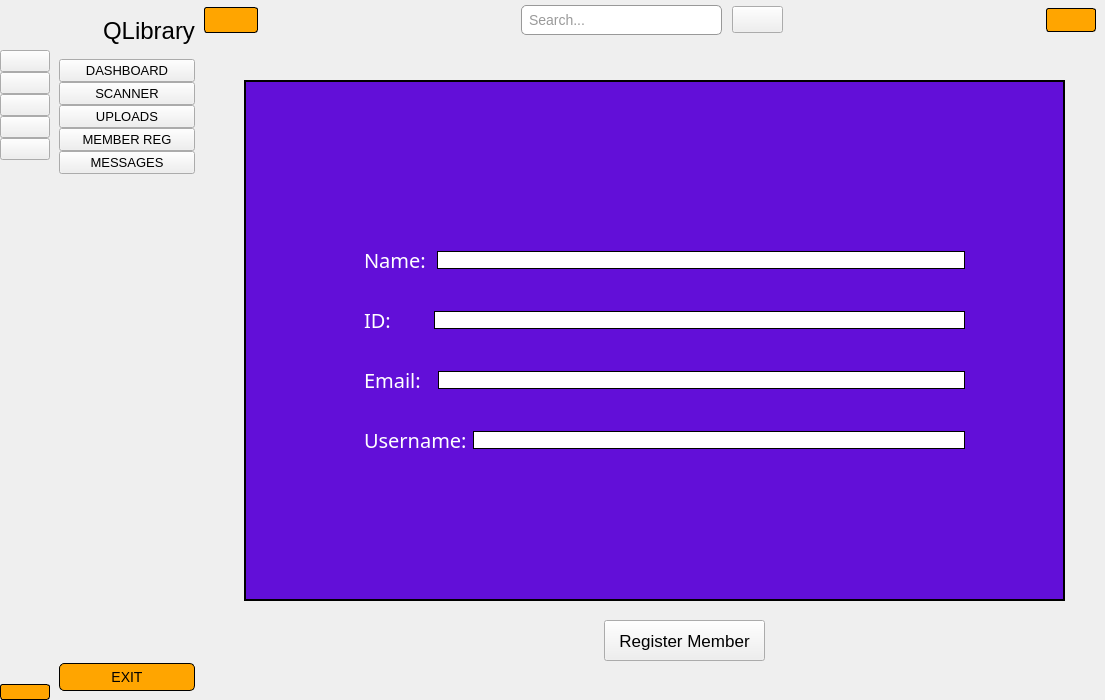
AsifCantCode/QLibrary, file sidebar.ui: the form before one commit.
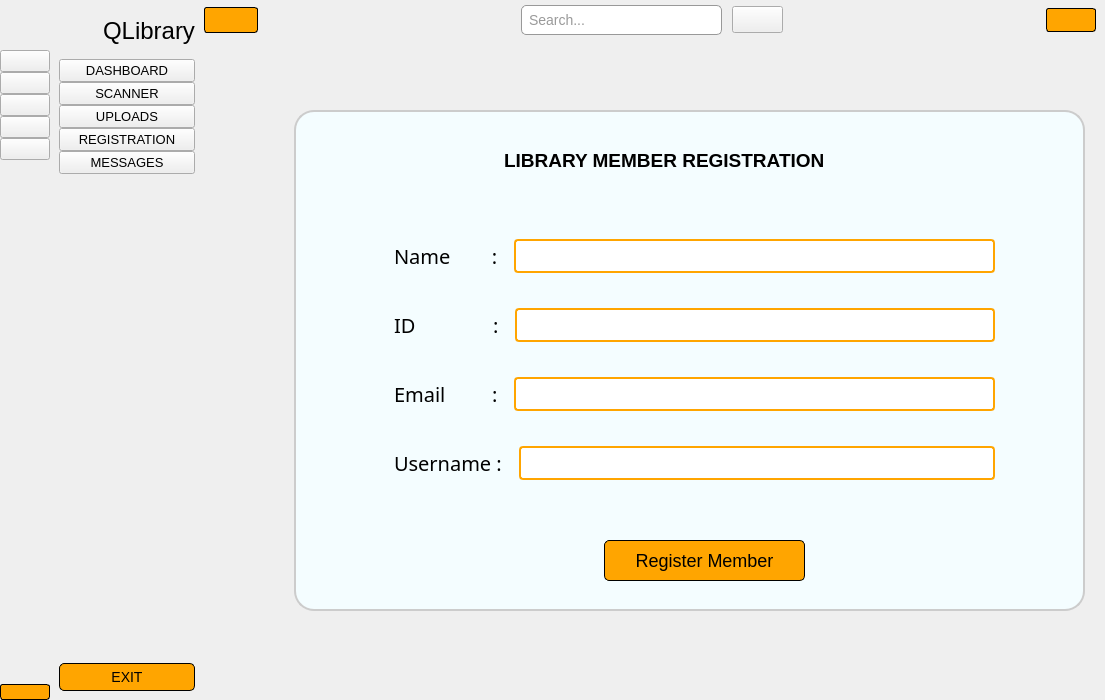
The form after the commit. The open tabs and pages were chosen to show the change. Icons and pictures are not drawn.

Commit message: member reg css

```diff
--- a/sidebar.ui
+++ b/sidebar.ui
@@ -912,10 +912,10 @@
           <widget class="QLabel" name="label_8">
            <property name="geometry">
             <rect>
-             <x>40</x>
-             <y>40</y>
-             <width>821</width>
-             <height>521</height>
+             <x>90</x>
+             <y>70</y>
+             <width>791</width>
+             <height>501</height>
             </rect>
            </property>
            <property name="font">
@@ -924,8 +924,10 @@
             </font>
            </property>
            <property name="styleSheet">
-            <string notr="true">background-color: #ef5900d6;
-border: 2px solid black;</string>
+            <string notr="true">background-color: #f4fdff; /* Light violet background with partial transparency */
+    border: 2px solid #CCC;                      /* Add a subtle border */
+    border-radius: 20px;                         /* Rounded corners */
+    padding: 10px;</string>
            </property>
            <property name="text">
             <string/>
@@ -937,10 +939,10 @@
           <widget class="QWidget" name="layoutWidget_2">
            <property name="geometry">
             <rect>
-             <x>160</x>
-             <y>180</y>
+             <x>190</x>
+             <y>170</y>
              <width>601</width>
-             <height>261</height>
+             <height>301</height>
             </rect>
            </property>
            <layout class="QVBoxLayout" name="verticalLayout_10">
@@ -955,17 +957,46 @@
                  </font>
                 </property>
                 <property name="styleSheet">
-                 <string notr="true">color:white;</string>
+                 <string notr="true"/>
                 </property>
                 <property name="text">
-                 <string>Name: </string>
+                 <string>Name        :  </string>
                 </property>
                </widget>
               </item>
               <item>
                <widget class="QLineEdit" name="regName_2">
                 <property name="styleSheet">
-                 <string notr="true">border: 1px solid black;</string>
+                 <string notr="true">QLineEdit {
+    border: 2px solid #FFA500;    /* Add a light orange border */
+    border-radius: 4px;            /* Rounded corners */
+    padding: 6px;                 /* Add some padding for spacing */
+    font-size: 14px;              /* Set font size */
+}
+
+QLineEdit:hover {
+    border-color: #4CAF50;        /* Change border color to light green on hover */
+}
+
+QLineEdit:focus {
+    border-color: #2980B9;        /* Change border color when focused */
+}
+
+/* Placeholder text */
+QLineEdit::placeholder {
+    color: #555;                 /* Set placeholder text color */
+}
+
+/* Text inside QLineEdit */
+QLineEdit:!enabled, QLineEdit[readOnly=&quot;true&quot;] {
+    color: #333;                 /* Set text color */
+}
+
+/* Disabled state */
+QLineEdit:!enabled {
+    background-color: #EEE;      /* Light gray background for disabled state */
+}
+</string>
                 </property>
                </widget>
               </item>
@@ -982,17 +1013,46 @@
                  </font>
                 </property>
                 <property name="styleSheet">
-                 <string notr="true">color:white;</string>
+                 <string notr="true"/>
                 </property>
                 <property name="text">
-                 <string>ID:       </string>
+                 <string>ID               :  </string>
                 </property>
                </widget>
               </item>
               <item>
                <widget class="QLineEdit" name="regId_2">
                 <property name="styleSheet">
-                 <string notr="true">border: 1px solid black;</string>
+                 <string notr="true">QLineEdit {
+    border: 2px solid #FFA500;    /* Add a light orange border */
+    border-radius: 4px;            /* Rounded corners */
+    padding: 6px;                 /* Add some padding for spacing */
+    font-size: 14px;              /* Set font size */
+}
+
+QLineEdit:hover {
+    border-color: #4CAF50;        /* Change border color to light green on hover */
+}
+
+QLineEdit:focus {
+    border-color: #2980B9;        /* Change border color when focused */
+}
+
+/* Placeholder text */
+QLineEdit::placeholder {
+    color: #555;                 /* Set placeholder text color */
+}
+
+/* Text inside QLineEdit */
+QLineEdit:!enabled, QLineEdit[readOnly=&quot;true&quot;] {
+    color: #333;                 /* Set text color */
+}
+
+/* Disabled state */
+QLineEdit:!enabled {
+    background-color: #EEE;      /* Light gray background for disabled state */
+}
+</string>
                 </property>
                </widget>
               </item>
@@ -1009,18 +1069,46 @@
                  </font>
                 </property>
                 <property name="styleSheet">
-                 <string notr="true">color:white;
-</string>
+                 <string notr="true"/>
                 </property>
                 <property name="text">
-                 <string>Email:  </string>
+                 <string>Email         :  </string>
                 </property>
                </widget>
               </item>
               <item>
                <widget class="QLineEdit" name="regEmail_2">
                 <property name="styleSheet">
-                 <string notr="true">border: 1px solid black;</string>
+                 <string notr="true">QLineEdit {
+    border: 2px solid #FFA500;    /* Add a light orange border */
+    border-radius: 4px;            /* Rounded corners */
+    padding: 6px;                 /* Add some padding for spacing */
+    font-size: 14px;              /* Set font size */
+}
+
+QLineEdit:hover {
+    border-color: #4CAF50;        /* Change border color to light green on hover */
+}
+
+QLineEdit:focus {
+    border-color: #2980B9;        /* Change border color when focused */
+}
+
+/* Placeholder text */
+QLineEdit::placeholder {
+    color: #555;                 /* Set placeholder text color */
+}
+
+/* Text inside QLineEdit */
+QLineEdit:!enabled, QLineEdit[readOnly=&quot;true&quot;] {
+    color: #333;                 /* Set text color */
+}
+
+/* Disabled state */
+QLineEdit:!enabled {
+    background-color: #EEE;      /* Light gray background for disabled state */
+}
+</string>
                 </property>
                </widget>
               </item>
@@ -1037,17 +1125,46 @@
                  </font>
                 </property>
                 <property name="styleSheet">
-                 <string notr="true">color:white;</string>
+                 <string notr="true"/>
                 </property>
                 <property name="text">
-                 <string>Username:</string>
+                 <string>Username :  </string>
                 </property>
                </widget>
               </item>
               <item>
                <widget class="QLineEdit" name="username_2">
                 <property name="styleSheet">
-                 <string notr="true">border: 1px solid black;</string>
+                 <string notr="true">QLineEdit {
+    border: 2px solid #FFA500;    /* Add a light orange border */
+    border-radius: 4px;            /* Rounded corners */
+    padding: 6px;                 /* Add some padding for spacing */
+    font-size: 14px;              /* Set font size */
+}
+
+QLineEdit:hover {
+    border-color: #4CAF50;        /* Change border color to light green on hover */
+}
+
+QLineEdit:focus {
+    border-color: #2980B9;        /* Change border color when focused */
+}
+
+/* Placeholder text */
+QLineEdit::placeholder {
+    color: #555;                 /* Set placeholder text color */
+}
+
+/* Text inside QLineEdit */
+QLineEdit:!enabled, QLineEdit[readOnly=&quot;true&quot;] {
+    color: #333;                 /* Set text color */
+}
+
+/* Disabled state */
+QLineEdit:!enabled {
+    background-color: #EEE;      /* Light gray background for disabled state */
+}
+</string>
                 </property>
                </widget>
               </item>
@@ -1059,20 +1176,57 @@
            <property name="geometry">
             <rect>
              <x>400</x>
-             <y>580</y>
-             <width>161</width>
+             <y>500</y>
+             <width>201</width>
              <height>41</height>
             </rect>
            </property>
            <property name="font">
             <font>
-             <pointsize>13</pointsize>
+             <pointsize>-1</pointsize>
             </font>
            </property>
+           <property name="styleSheet">
+            <string notr="true">/* Style for QPushButton */
+QPushButton {
+    background-color: #FFA500; /* Orange background color */
+    color: #000000; /* Black text color */
+    border: 1px solid #000000; /* Black border */
+    border-radius: 5px; /* Rounded corners */
+    padding: 5px 10px; /* Padding around the button text */
+	font-size: 18px;
+}
+
+/* QPushButton when hovered */
+QPushButton:hover {
+    background-color: #FFD700; /* Lighter orange on hover */
+}
+</string>
+           </property>
            <property name="text">
             <string>Register Member</string>
            </property>
           </widget>
+          <widget class="QLabel" name="label_5">
+           <property name="geometry">
+            <rect>
+             <x>300</x>
+             <y>100</y>
+             <width>401</width>
+             <height>41</height>
+            </rect>
+           </property>
+           <property name="font">
+            <font>
+             <pointsize>14</pointsize>
+             <weight>75</weight>
+             <bold>true</bold>
+            </font>
+           </property>
+           <property name="text">
+            <string>LIBRARY MEMBER REGISTRATION</string>
+           </property>
+          </widget>
          </widget>
          <widget class="QWidget" name="page_6">
           <layout class="QGridLayout" name="gridLayout_7">
@@ -1447,7 +1601,7 @@
             </font>
            </property>
            <property name="text">
-            <string>MEMBER REG</string>
+            <string>REGISTRATION</string>
            </property>
            <property name="icon">
             <iconset>
```
Left out of the diff: 30 changed lines with no effect on the pictures. The commit also changes 4 other files.
